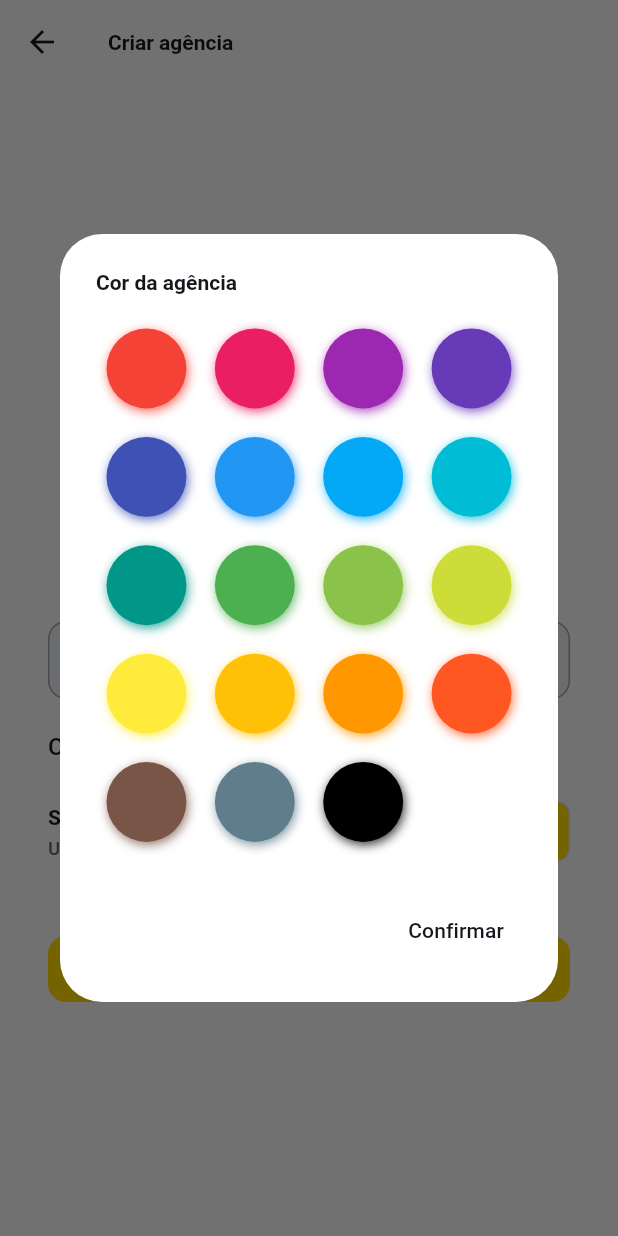
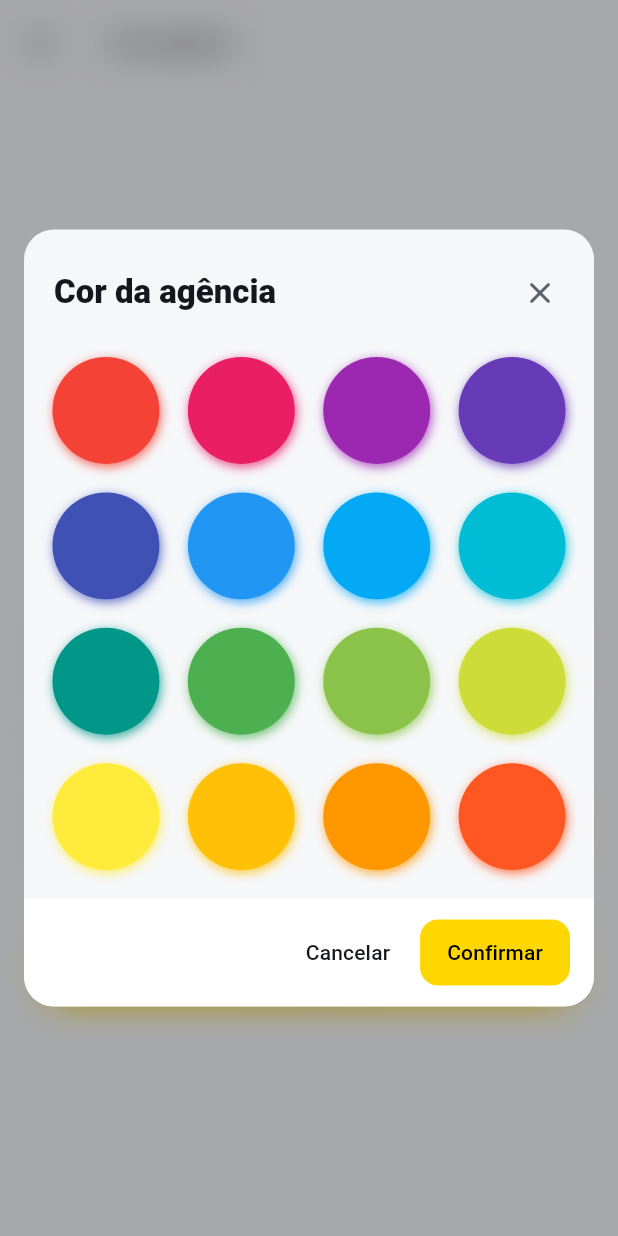
Before and after one commit to luisjuniorawr1/dofluxo, a Flutter app: the AgencyOnboardingPage screen opened directly, after a tap on "Selecionar cor", on a phone screen of 412 x 824 dp. Run offline on Flutter 3.47's test engine with Material 3 defaults, Android fonts, the phone set to English and light mode, and no system bars; drawn by our look-alikes of flutter_colorpicker; our stand-ins replace cloud_firestore, firebase_auth, firebase_core, google_fonts, shared_preferences; missing offline and left inert: dart:html; accounts and stored records are empty.

Commit message:
feat(ui): tudo que abre (exceto sidebar) usa janela com blur
Migra trocador de agência, seletor de cor, welcome criar/entrar e
atalhos restantes para showAppModal. Só o menu lateral continua página.

Co-authored-by: luisjuniorawr1 <luisjuniorawr1@users.noreply.github.com>

```diff
--- a/lib/presentation/agency/pages/agency_onboarding_page.dart
+++ b/lib/presentation/agency/pages/agency_onboarding_page.dart
@@ -1,10 +1,10 @@
 import 'package:flutter/material.dart';
-import 'package:flutter_colorpicker/flutter_colorpicker.dart';
 import 'package:provider/provider.dart';
 
 import '../../../core/agency/agency_context.dart';
 import '../../../core/agency/models/agency.dart';
 import '../../../core/utils/theme_utils.dart';
+import '../../shared/widgets/app_modal.dart';
 
 /// Wizard de criação da primeira agência (usuário sem membership).
 class AgencyOnboardingPage extends StatefulWidget {
@@ -108,24 +108,14 @@ class _AgencyOnboardingPageState extends State<AgencyOnboardingPage> {
   }
 
   Future<void> _pickColor() async {
-    await showDialog<void>(
+    final color = await showAppColorPickerModal(
       context: context,
-      builder: (context) => AlertDialog(
-        title: const Text('Cor da agência'),
-        content: SingleChildScrollView(
-          child: BlockPicker(
-            pickerColor: _primaryColor,
-            onColorChanged: (color) => setState(() => _primaryColor = color),
-          ),
-        ),
-        actions: [
-          TextButton(
-            onPressed: () => Navigator.pop(context),
-            child: const Text('Confirmar'),
-          ),
-        ],
-      ),
+      initialColor: _primaryColor,
+      title: 'Cor da agência',
     );
+    if (color != null && mounted) {
+      setState(() => _primaryColor = color);
+    }
   }
 
   @override
--- a/lib/presentation/shared/widgets/app_modal.dart
+++ b/lib/presentation/shared/widgets/app_modal.dart
@@ -1,6 +1,7 @@
 import 'dart:ui';
 
 import 'package:flutter/material.dart';
+import 'package:flutter_colorpicker/flutter_colorpicker.dart';
 
 /// Tamanhos da família visual da janela de Novo Projeto.
 enum AppModalSize {
@@ -39,6 +40,70 @@ Future<T?> showAppModal<T>({
         animation: animation,
         barrierDismissible: barrierDismissible,
         child: builder(dialogContext),
+      );
+    },
+  );
+}
+
+/// Atalho: painel [AppModalShell] + conteúdo (páginas de form/detalhe).
+Future<T?> showAppModalPage<T>({
+  required BuildContext context,
+  required Widget child,
+  AppModalSize size = AppModalSize.medium,
+  bool barrierDismissible = true,
+}) {
+  return showAppModal<T>(
+    context: context,
+    barrierDismissible: barrierDismissible,
+    builder: (_) => AppModalShell(size: size, child: child),
+  );
+}
+
+/// Seletor de cor no mesmo shell (substitui AlertDialog + BlockPicker).
+Future<Color?> showAppColorPickerModal({
+  required BuildContext context,
+  required Color initialColor,
+  String title = 'Escolha a cor',
+}) {
+  var selected = initialColor;
+  return showAppModal<Color>(
+    context: context,
+    builder: (dialogContext) {
+      return AppModalShell(
+        size: AppModalSize.compact,
+        shrinkWrap: true,
+        child: StatefulBuilder(
+          builder: (context, setLocal) {
+            return Column(
+              mainAxisSize: MainAxisSize.min,
+              crossAxisAlignment: CrossAxisAlignment.stretch,
+              children: [
+                AppModalHeader(title: title),
+                Padding(
+                  padding: const EdgeInsets.fromLTRB(12, 0, 12, 8),
+                  child: SingleChildScrollView(
+                    child: BlockPicker(
+                      pickerColor: selected,
+                      onColorChanged: (c) => setLocal(() => selected = c),
+                    ),
+                  ),
+                ),
+                AppModalFooter(
+                  children: [
+                    TextButton(
+                      onPressed: () => Navigator.pop(dialogContext),
+                      child: const Text('Cancelar'),
+                    ),
+                    FilledButton(
+                      onPressed: () => Navigator.pop(dialogContext, selected),
+                      child: const Text('Confirmar'),
+                    ),
+                  ],
+                ),
+              ],
+            );
+          },
+        ),
       );
     },
   );
```
Also changed, not shown: lib/presentation/account/pages/account_page.dart (+9 -15 lines), lib/presentation/agency/pages/agency_welcome_page.dart (+9 -10 lines), lib/presentation/agency/widgets/agency_switcher.dart (+30 -21 lines), lib/presentation/clients/pages/clients_page.dart (+5 -7 lines), lib/presentation/dashboard/pages/dashboard_page.dart (+8 -12 lines), lib/presentation/profile/pages/profile_page.dart (+18 -29 lines), lib/presentation/projects/widgets/new_project_dialog.dart (+5 -7 lines), lib/presentation/shared/main_shell.dart (+5 -7 lines), pubspec.lock.
